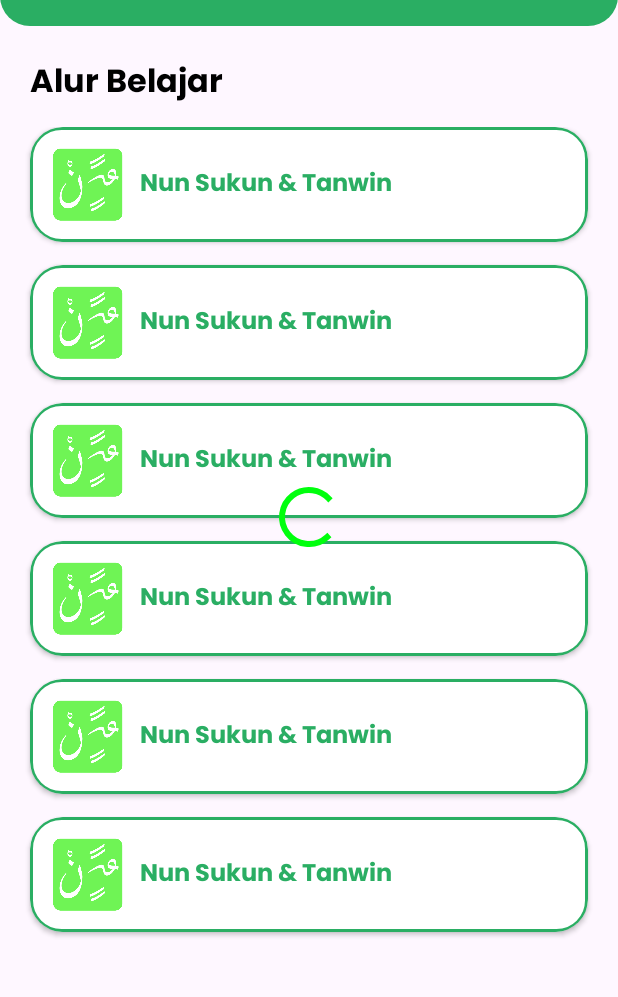
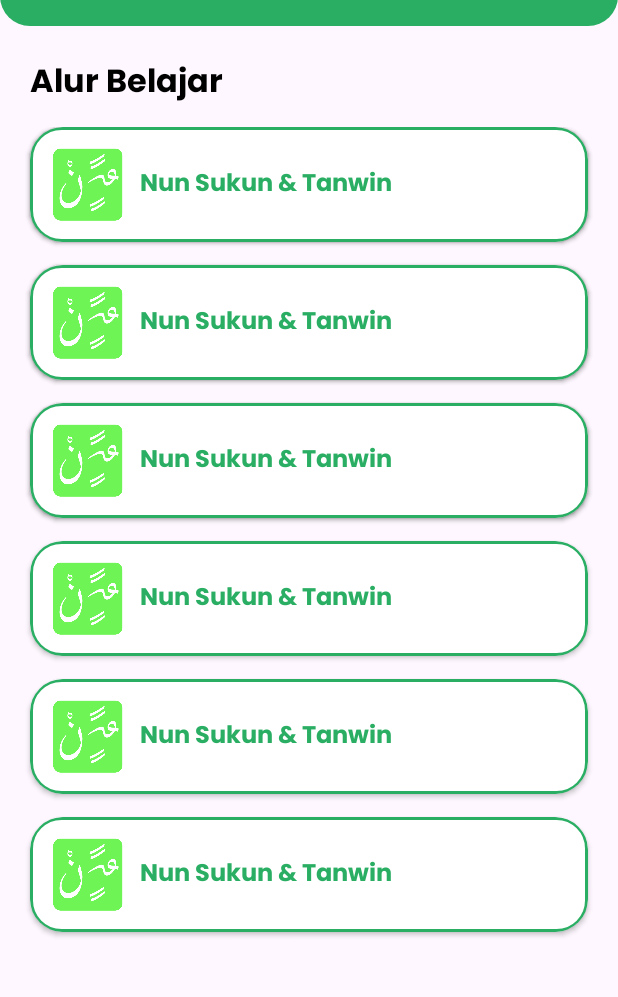
Before and after one commit to ardenaAfif/Tajwidify, an Android app: the layout fragment_home.xml on its own in the app's theme, with its tools: preview values and no code run, on a phone screen of 412 x 824 dp, the part 101-1098 px from its top. Run offline under Robolectric (Android 15) with nearby library versions, the phone set to English and light mode, and no system bars.

Commit message:
[Add] Added shimmer effect for loading

```diff
--- a/app/build.gradle.kts
+++ b/app/build.gradle.kts
@@ -44,6 +44,10 @@ android {
 }
 
 dependencies {
+
+    // Shimmer Effect
+    implementation("com.facebook.shimmer:shimmer:0.5.0")
+
     implementation("androidx.activity:activity-ktx:1.8.2")
     implementation("androidx.activity:activity:1.8.0")
 
--- a/app/src/main/res/layout/fragment_home.xml
+++ b/app/src/main/res/layout/fragment_home.xml
@@ -75,6 +75,27 @@
         app:layout_constraintStart_toStartOf="parent"
         app:layout_constraintTop_toBottomOf="@+id/linearLayout" />
 
+    <com.facebook.shimmer.ShimmerFrameLayout
+        android:id="@+id/shimmerFrame"
+        android:layout_width="0dp"
+        android:layout_height="0dp"
+        android:layout_marginTop="10dp"
+        app:layout_constraintBottom_toBottomOf="parent"
+        app:layout_constraintEnd_toEndOf="parent"
+        app:layout_constraintStart_toStartOf="parent"
+        app:layout_constraintTop_toBottomOf="@+id/leaning_path">
+
+        <LinearLayout
+            android:layout_width="match_parent"
+            android:layout_height="wrap_content"
+            android:orientation="vertical">
+
+            <include layout="@layout/item_shimer"/>
+            <include layout="@layout/item_shimer"/>
+            <include layout="@layout/item_shimer"/>
+        </LinearLayout>
+    </com.facebook.shimmer.ShimmerFrameLayout>
+
     <androidx.recyclerview.widget.RecyclerView
         android:id="@+id/rvMateri"
         android:layout_width="0dp"
@@ -87,14 +108,4 @@
         app:layout_constraintStart_toStartOf="parent"
         app:layout_constraintTop_toBottomOf="@+id/leaning_path" />
 
-    <ProgressBar
-        android:id="@+id/progressBar"
-        android:layout_width="wrap_content"
-        android:layout_height="wrap_content"
-        android:visibility="visible"
-        app:layout_constraintStart_toStartOf="parent"
-        app:layout_constraintEnd_toEndOf="parent"
-        app:layout_constraintTop_toTopOf="parent"
-        app:layout_constraintBottom_toBottomOf="parent"/>
-
 </androidx.constraintlayout.widget.ConstraintLayout>
--- a/app/src/main/res/values/colors.xml
+++ b/app/src/main/res/values/colors.xml
@@ -3,6 +3,7 @@
     <color name="black">#FF000000</color>
     <color name="white">#FFFFFFFF</color>
     <color name="transparant">#00F5F5F5</color>
+    <color name="shimmer">#C2C2C2</color>
 
     <color name="green">#2AAE63</color>
     <color name="green_light">#00FF0D</color>
```
Also changed, not shown: app/src/main/java/com/kuliah/pkm/tajwidify/ui/doa/DoaFragment.kt (+8 -2 lines), app/src/main/java/com/kuliah/pkm/tajwidify/ui/home/HomeFragment.kt (+8 -2 lines), app/src/main/res/layout/fragment_doa.xml (+26 -10 lines), app/src/main/res/layout/item_shimer.xml (added, +44 -0 lines).
